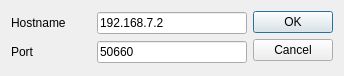
The window that startupdialog.ui (Deep-In-Sight/SonyTOF_client) describes before a commit, drawn with Qt 5.
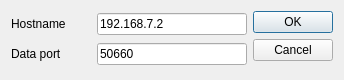
The same window after the commit.

Commit message: - Add Linux build configuration - Move data files (i2c data, images) to resource file

Diff of the .ui file:
```diff
--- a/startupdialog.ui
+++ b/startupdialog.ui
@@ -7,7 +7,7 @@
     <x>0</x>
     <y>0</y>
     <width>344</width>
-    <height>76</height>
+    <height>80</height>
    </rect>
   </property>
   <property name="windowTitle">
@@ -63,7 +63,7 @@
           </size>
          </property>
          <property name="text">
-          <string>Port</string>
+          <string>Data port</string>
          </property>
         </widget>
        </item>
```
The commit also changes 11 other files.
